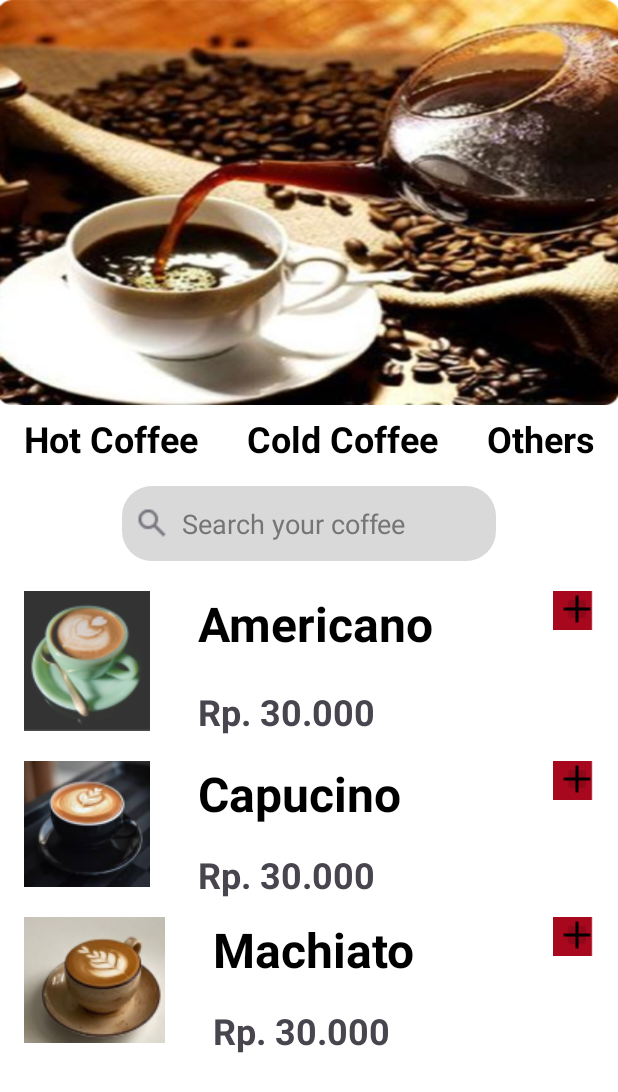
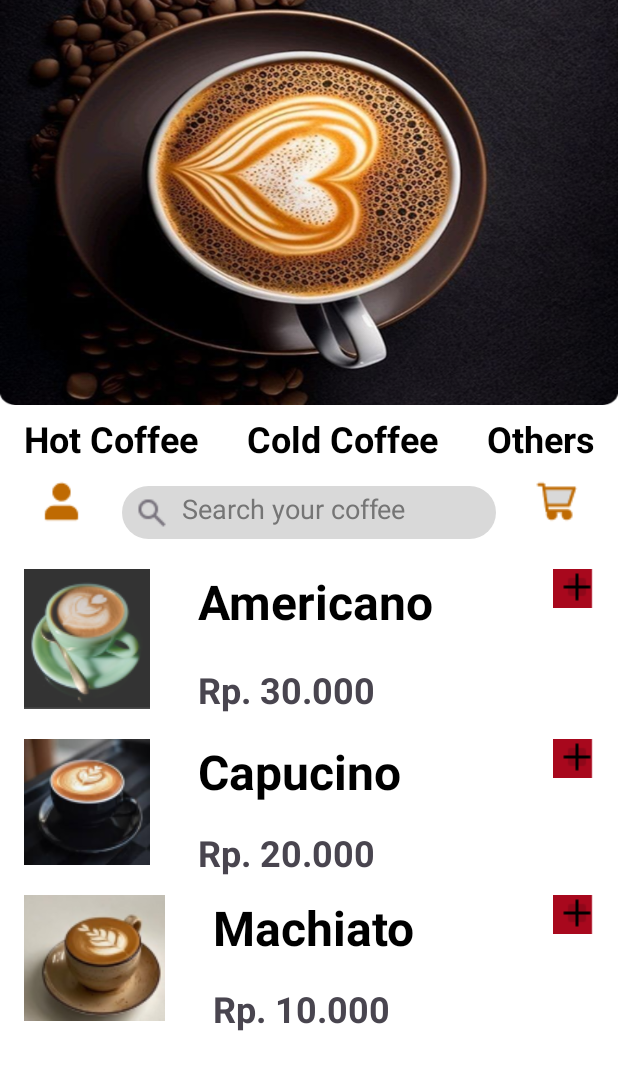
Before and after one commit to simfrosagradiani123/project-mobile, an Android app: the Home screen opened directly, with no data from a screen before it, on a phone screen of 412 x 824 dp. Shown: the top 1092 px of the screen. Run offline under Robolectric (Android 15) with nearby library versions, the phone set to English and light mode, and no system bars.

Commit message:
final app

```diff
--- a/app/src/main/res/layout/activity_home.xml
+++ b/app/src/main/res/layout/activity_home.xml
@@ -11,7 +11,7 @@
         android:id="@+id/imageView2"
         android:layout_width="wrap_content"
         android:layout_height="270dp"
-        android:background="@drawable/home"
+        android:background="@drawable/bg_coffe"
         app:layout_constraintBottom_toBottomOf="parent"
         app:layout_constraintEnd_toEndOf="parent"
         app:layout_constraintHorizontal_bias="0.0"
@@ -61,10 +61,31 @@
         app:layout_constraintTop_toTopOf="@+id/textView3"
         app:layout_constraintVertical_bias="0.0" />
 
+    <ImageView
+        android:id="@+id/imageView5"
+        android:layout_width="wrap_content"
+        android:layout_height="wrap_content"
+        app:layout_constraintBottom_toBottomOf="@+id/searchView2"
+        app:layout_constraintEnd_toStartOf="@+id/searchView2"
+        app:layout_constraintStart_toStartOf="parent"
+        app:layout_constraintTop_toBottomOf="@+id/textView3"
+        app:srcCompat="@drawable/ic_profile" />
+
+    <ImageView
+        android:id="@+id/imageView5"
+        android:layout_width="wrap_content"
+        android:layout_height="wrap_content"
+        app:layout_constraintBottom_toBottomOf="@+id/searchView2"
+        app:layout_constraintEnd_toEndOf="parent"
+        app:layout_constraintStart_toEndOf="@+id/searchView2"
+        app:layout_constraintTop_toBottomOf="@+id/textView22"
+        app:srcCompat="@drawable/ic_chart" />
+
+
     <AutoCompleteTextView
         android:id="@+id/searchView2"
         android:layout_width="249dp"
-        android:layout_height="50dp"
+        android:layout_height="35dp"
         android:layout_marginTop="15dp"
         android:hint="Search your coffee"
         android:background="@drawable/bg_search_view"
@@ -75,6 +96,7 @@
         app:layout_constraintEnd_toEndOf="parent"
         app:layout_constraintStart_toStartOf="parent"
         app:layout_constraintTop_toBottomOf="@+id/textView2" />
+
 
 
     <ImageView
@@ -153,7 +175,7 @@
         android:layout_width="wrap_content"
         android:layout_height="wrap_content"
         android:layout_marginTop="24dp"
-        android:text="Rp. 30.000"
+        android:text="Rp. 20.000"
         android:textSize="24sp"
         android:textStyle="bold"
         app:layout_constraintBottom_toBottomOf="@+id/imageView12"
@@ -204,7 +226,7 @@
         android:layout_width="wrap_content"
         android:layout_height="wrap_content"
         android:layout_marginTop="24dp"
-        android:text="Rp. 30.000"
+        android:text="Rp. 10.000"
         android:textSize="24sp"
         android:textStyle="bold"
         app:layout_constraintBottom_toBottomOf="@+id/imageView23"
--- a/app/src/main/res/layout/activity_splash.xml
+++ b/app/src/main/res/layout/activity_splash.xml
@@ -4,16 +4,6 @@
     android:layout_width="match_parent"
     android:layout_height="match_parent"
     android:gravity="center"
-    android:background="@color/coklat">
-
-    <TextView
-        android:id="@+id/txtSplash"
-        android:layout_width="wrap_content"
-        android:layout_height="wrap_content"
-        android:text="CoffeeApps ☕"
-        android:textSize="28sp"
-        android:textStyle="bold"
-        android:textColor="@color/white"
-        android:layout_centerInParent="true" />
+    android:background="@drawable/splashscreen">
 
 </RelativeLayout>
```
Also changed, not shown: app/src/main/res/drawable/bg_coffe.png (added), app/src/main/res/drawable/ic_chart.png (added), app/src/main/res/drawable/ic_profile.png (added), app/src/main/res/drawable/splashscreen.png (added), 3 other files.
